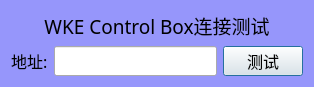
Old version of the form connections/clsFtdiCnntWindow.ui in the repository caicaiking/WKELightWave.
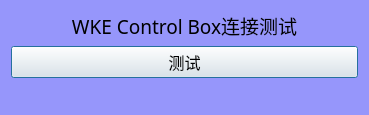
New version of the form. Icons and pictures are not drawn.

Diff of the .ui file:
```diff
--- a/connections/clsFtdiCnntWindow.ui
+++ b/connections/clsFtdiCnntWindow.ui
@@ -6,8 +6,8 @@
    <rect>
     <x>0</x>
     <y>0</y>
-    <width>314</width>
-    <height>75</height>
+    <width>369</width>
+    <height>115</height>
    </rect>
   </property>
   <property name="windowTitle">
@@ -41,37 +41,6 @@
     </widget>
    </item>
    <item>
-    <layout class="QHBoxLayout" name="horizontalLayout">
-     <item>
-      <widget class="QLabel" name="label_2">
-       <property name="font">
-        <font>
-         <family>楷体</family>
-         <pointsize>12</pointsize>
-        </font>
-       </property>
-       <property name="text">
-        <string>地址:</string>
-       </property>
-      </widget>
-     </item>
-     <item>
-      <widget class="QLineEdit" name="txtAddress">
-       <property name="minimumSize">
-        <size>
-         <width>0</width>
-         <height>25</height>
-        </size>
-       </property>
-       <property name="font">
-        <font>
-         <family>楷体</family>
-         <pointsize>12</pointsize>
-        </font>
-       </property>
-      </widget>
-     </item>
-     <item>
       <widget class="QPushButton" name="btnTest">
        <property name="minimumSize">
         <size>
@@ -90,7 +59,21 @@
        </property>
       </widget>
      </item>
-    </layout>
+   <item>
+    <widget class="QLabel" name="lblInfo">
+     <property name="font">
+      <font>
+       <family>楷体</family>
+       <pointsize>10</pointsize>
+      </font>
+     </property>
+     <property name="text">
+      <string/>
+     </property>
+     <property name="alignment">
+      <set>Qt::AlignLeading|Qt::AlignLeft|Qt::AlignVCenter</set>
+     </property>
+    </widget>
    </item>
   </layout>
  </widget>
```
Lines whose indentation alone changed are shown as unchanged.
